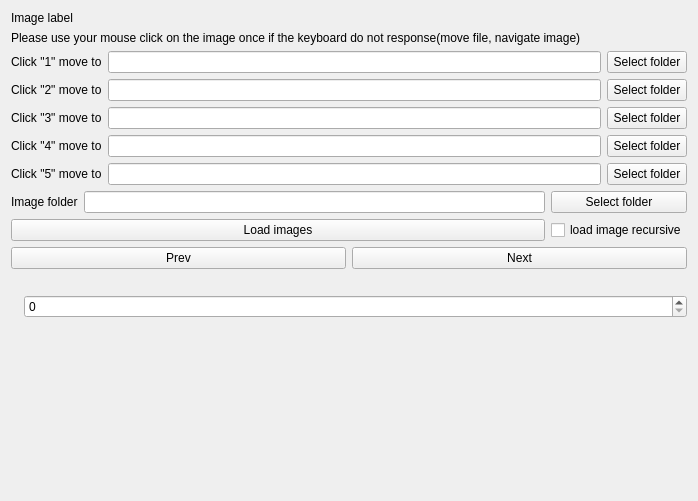
The window that image_clean_up_tool/image_mover.ui (stereomatchingkiss/blogCodes2) describes before a commit, drawn with Qt 5.
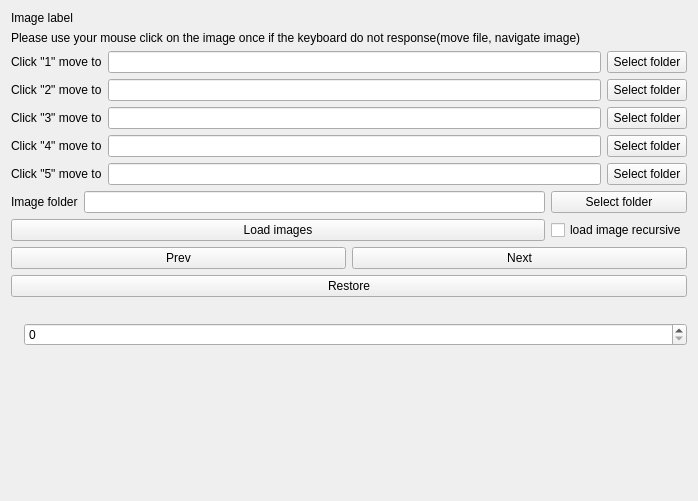
The same window after the commit.

Commit message: able to restore last image

```diff
--- a/image_clean_up_tool/image_mover.ui
+++ b/image_clean_up_tool/image_mover.ui
@@ -190,6 +190,13 @@
      </item>
     </layout>
    </item>
+   <item>
+    <widget class="QPushButton" name="pushButtonRestore">
+     <property name="text">
+      <string>Restore</string>
+     </property>
+    </widget>
+   </item>
    <item>
     <widget class="QLabel" name="labelImageName">
      <property name="text">
```
The commit also changes 3 other files.
